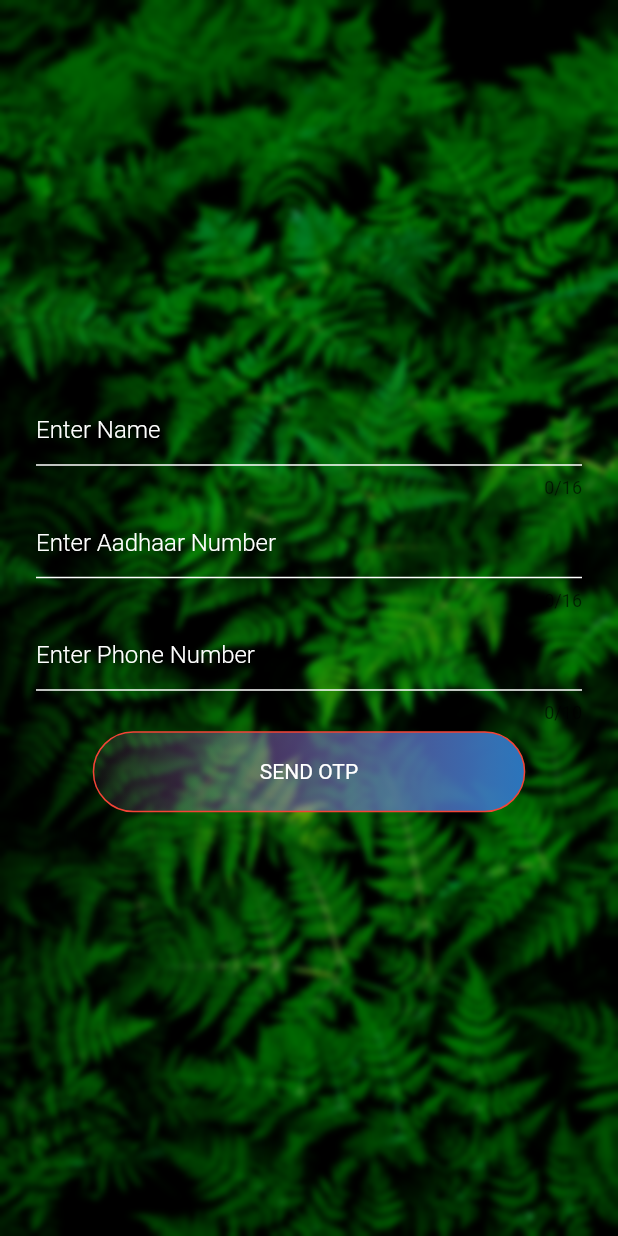
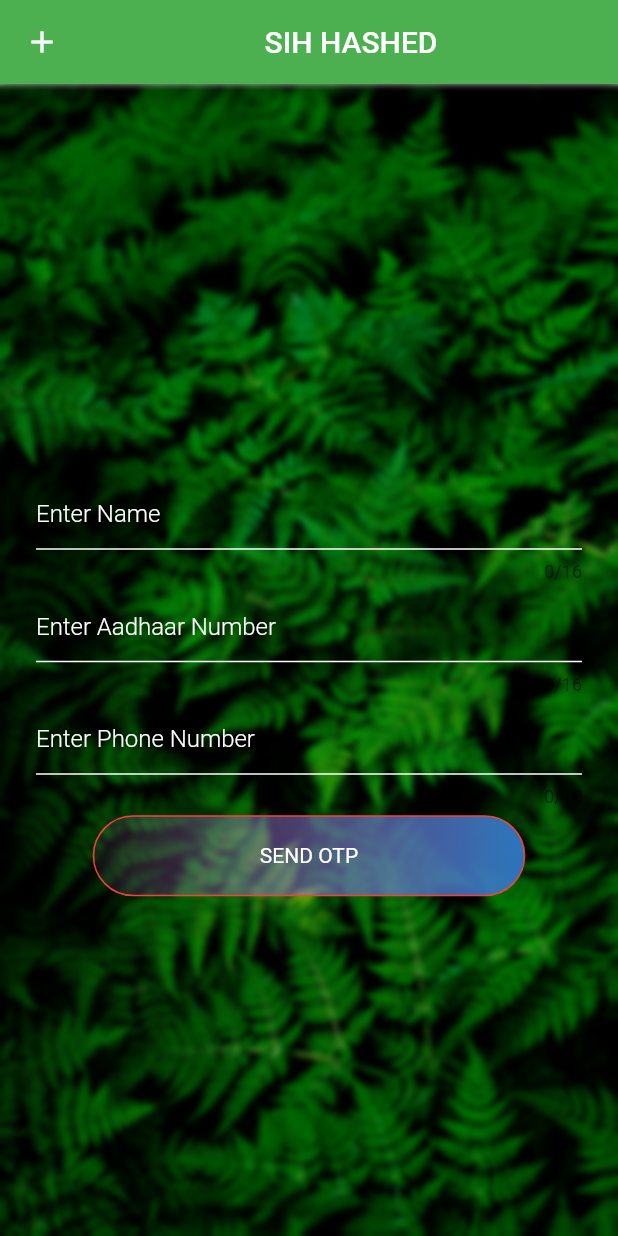
Before and after one commit to himanshu-dxm/SIH-HASHD, a Flutter app: the screen it shows after launch, on a phone screen of 412 x 824 dp. Run offline on Flutter 3.47's test engine with Material 2 defaults, Android fonts, the phone set to English and light mode, and no system bars; our stand-ins replace pdf.

Commit message:
Added temp.dart

```diff
--- a/lib/screens/login_page.dart
+++ b/lib/screens/login_page.dart
@@ -3,6 +3,7 @@ import 'dart:ui';
 import 'package:flutter/cupertino.dart';
 import 'package:flutter/material.dart';
 import 'package:hashd/screens/home.dart';
+import 'package:hashd/screens/temp.dart';
 import 'package:hashd/widgets/common_styles.dart';
 
 class LoginPage extends StatefulWidget {
@@ -17,10 +18,19 @@ class _LoginPageState extends State<LoginPage> {
   @override
   Widget build(BuildContext context) {
     return Scaffold(
-      // appBar: AppBar(
-      //
-      //   title: Center(child: Text("SIH HASHED")),
-      // ),
+      appBar: AppBar(
+        title: Center(child: Text("SIH HASHED")),
+        leading: GestureDetector(
+          onTap: () {
+            Navigator.push(context, MaterialPageRoute(builder: (context)=>TempPage()));
+          },
+          child: Container(
+            child: Icon(
+              Icons.add
+            ),
+          ),
+        ),
+      ),
       body: SingleChildScrollView(
         child: Container(
           height: MediaQuery.of(context).size.height,
```
Also changed, not shown: lib/screens/temp.dart (added, +16 -0 lines), pubspec.lock.
